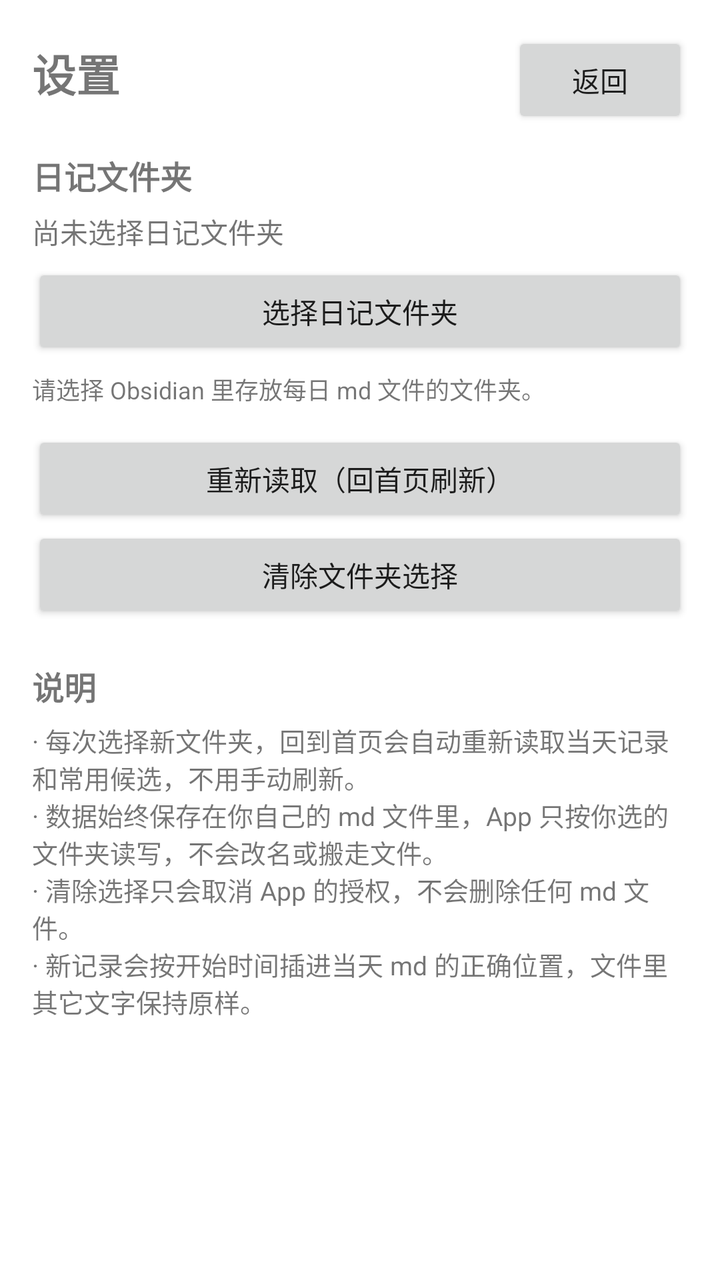
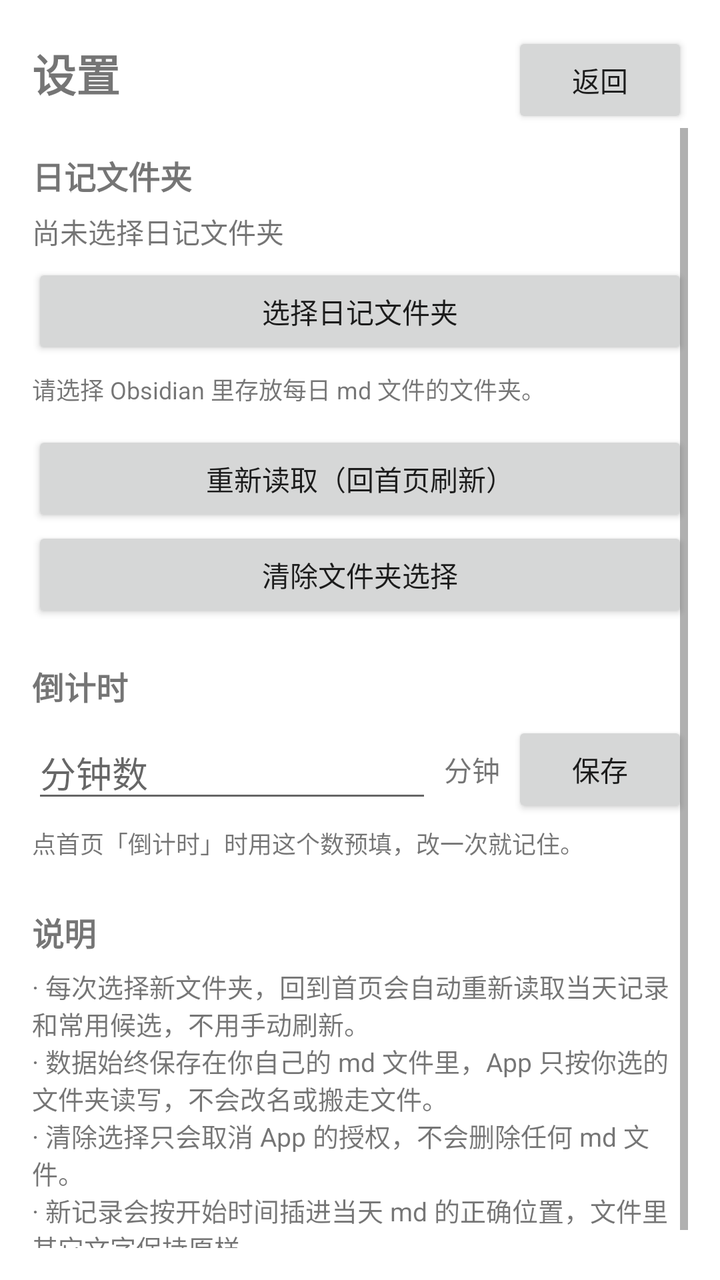

Two renders of the same Android screen: before a commit and after it. Below are the layout's source before the change and the commit's diff.
<!-- AndroidManifest.xml: application theme AppTheme -->
<!-- res/layout/activity_settings.xml -->
<?xml version="1.0" encoding="utf-8"?>
<LinearLayout xmlns:android="http://schemas.android.com/apk/res/android"
    android:layout_width="match_parent"
    android:layout_height="match_parent"
    android:background="#FFFFFFFF"
    android:orientation="vertical"
    android:padding="16dp">

    <LinearLayout
        android:layout_width="match_parent"
        android:layout_height="wrap_content"
        android:orientation="horizontal">

        <TextView
            android:layout_width="0dp"
            android:layout_height="wrap_content"
            android:layout_weight="1"
            android:text="设置"
            android:textSize="22sp"
            android:textStyle="bold" />

        <Button
            android:id="@+id/btnSettingsBack"
            android:layout_width="wrap_content"
            android:layout_height="wrap_content"
            android:text="返回" />
    </LinearLayout>

    <ScrollView
        android:layout_width="match_parent"
        android:layout_height="0dp"
        android:layout_weight="1"
        android:fillViewport="true">

        <LinearLayout
            android:layout_width="match_parent"
            android:layout_height="wrap_content"
            android:orientation="vertical"
            android:paddingTop="12dp">

            <TextView
                android:layout_width="match_parent"
                android:layout_height="wrap_content"
                android:text="日记文件夹"
                android:textSize="16sp"
                android:textStyle="bold" />

            <TextView
                android:id="@+id/tvSettingsFolder"
                android:layout_width="match_parent"
                android:layout_height="wrap_content"
                android:paddingTop="6dp"
                android:paddingBottom="6dp"
                android:text="尚未选择日记文件夹"
                android:textIsSelectable="true"
                android:textSize="14sp" />

            <Button
                android:id="@+id/btnSettingsPick"
                android:layout_width="match_parent"
                android:layout_height="wrap_content"
                android:text="选择日记文件夹" />

            <TextView
                android:id="@+id/tvSettingsInfo"
                android:layout_width="match_parent"
                android:layout_height="wrap_content"
                android:paddingTop="6dp"
                android:paddingBottom="12dp"
                android:text="请选择 Obsidian 里存放每日 md 文件的文件夹。"
                android:textSize="12sp" />

            <Button
                android:id="@+id/btnSettingsReload"
                android:layout_width="match_parent"
                android:layout_height="wrap_content"
                android:text="重新读取（回首页刷新）" />

            <Button
                android:id="@+id/btnSettingsClear"
                android:layout_width="match_parent"
                android:layout_height="wrap_content"
                android:text="清除文件夹选择" />

            <TextView
                android:layout_width="match_parent"
                android:layout_height="wrap_content"
                android:paddingTop="20dp"
                android:text="说明"
                android:textSize="16sp"
                android:textStyle="bold" />

            <TextView
                android:layout_width="match_parent"
                android:layout_height="wrap_content"
                android:paddingTop="6dp"
                android:text="· 每次选择新文件夹，回到首页会自动重新读取当天记录和常用候选，不用手动刷新。\n· 数据始终保存在你自己的 md 文件里，App 只按你选的文件夹读写，不会改名或搬走文件。\n· 清除选择只会取消 App 的授权，不会删除任何 md 文件。\n· 新记录会按开始时间插进当天 md 的正确位置，文件里其它文字保持原样。"
                android:textSize="13sp" />
        </LinearLayout>
    </ScrollView>
</LinearLayout>
<!-- resources referenced by this layout -->
<resources>
  <style name="AppTheme" parent="Theme.AppCompat.Light.NoActionBar">
          <item name="colorPrimary">#185FA5</item>
          <item name="colorPrimaryDark">#0C447C</item>
          <item name="colorAccent">#185FA5</item>
      </style>
</resources>

<!-- the commit's change to res/layout/activity_settings.xml (unified diff, before → after) -->
@@ -86,6 +86,54 @@
                 android:layout_width="match_parent"
                 android:layout_height="wrap_content"
                 android:paddingTop="20dp"
+                android:text="倒计时"
+                android:textSize="16sp"
+                android:textStyle="bold" />
+
+            <LinearLayout
+                android:layout_width="match_parent"
+                android:layout_height="wrap_content"
+                android:gravity="center_vertical"
+                android:orientation="horizontal"
+                android:paddingTop="6dp">
+
+                <EditText
+                    android:id="@+id/etCountdownMinutes"
+                    android:layout_width="0dp"
+                    android:layout_height="wrap_content"
+                    android:layout_weight="1"
+                    android:hint="分钟数"
+                    android:inputType="number"
+                    android:maxLength="3" />
+
+                <TextView
+                    android:layout_width="wrap_content"
+                    android:layout_height="wrap_content"
+                    android:paddingStart="6dp"
+                    android:paddingEnd="6dp"
+                    android:text="分钟"
+                    android:textSize="14sp" />
+
+                <Button
+                    android:id="@+id/btnSaveCountdown"
+                    android:layout_width="wrap_content"
+                    android:layout_height="wrap_content"
+                    android:text="保存" />
+            </LinearLayout>
+
+            <TextView
+                android:id="@+id/tvCountdownInfo"
+                android:layout_width="match_parent"
+                android:layout_height="wrap_content"
+                android:paddingTop="4dp"
+                android:paddingBottom="4dp"
+                android:text="点首页「倒计时」时用这个数预填，改一次就记住。"
+                android:textSize="12sp" />
+
+            <TextView
+                android:layout_width="match_parent"
+                android:layout_height="wrap_content"
+                android:paddingTop="20dp"
                 android:text="说明"
                 android:textSize="16sp"
                 android:textStyle="bold" />
